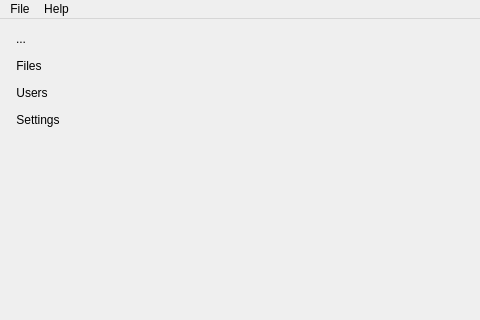
Above: parsec/core/gui/forms/main_window.ui from Scille/parsec-cloud before the change; both pictures show x 0 to 480 and y 0 to 320 of the 800 by 600 pixel window. Below: the same form after it.
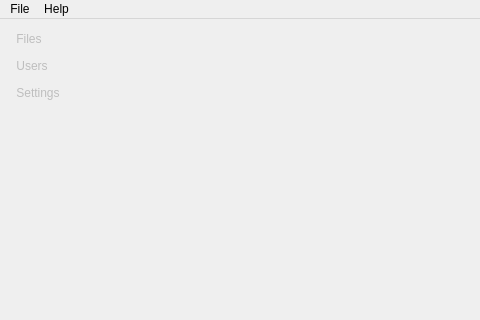
That is the form after the change. Icons and pictures are not drawn.

Patch:
```diff
--- a/parsec/core/gui/forms/main_window.ui
+++ b/parsec/core/gui/forms/main_window.ui
@@ -24,34 +24,11 @@
       <property name="sizeConstraint">
        <enum>QLayout::SetMinimumSize</enum>
       </property>
-      <item>
-       <widget class="QToolButton" name="button_home">
-        <property name="text">
-         <string>...</string>
-        </property>
-        <property name="icon">
-         <iconset resource="../rc/resources.qrc">
-          <normaloff>:/icons/images/icons/home.png</normaloff>:/icons/images/icons/home.png</iconset>
-        </property>
-        <property name="iconSize">
-         <size>
-          <width>64</width>
-          <height>64</height>
-         </size>
-        </property>
-        <property name="checkable">
-         <bool>true</bool>
-        </property>
-        <property name="checked">
-         <bool>false</bool>
-        </property>
-        <property name="autoRaise">
-         <bool>true</bool>
-        </property>
-       </widget>
-      </item>
       <item>
        <widget class="QToolButton" name="button_files">
+        <property name="enabled">
+         <bool>false</bool>
+        </property>
         <property name="toolTip">
          <string>Display and manage your files and folders.</string>
         </property>
@@ -84,6 +61,9 @@
       </item>
       <item>
        <widget class="QToolButton" name="button_users">
+        <property name="enabled">
+         <bool>false</bool>
+        </property>
         <property name="toolTip">
          <string>Display and manage your users.</string>
         </property>
@@ -110,6 +90,9 @@
       </item>
       <item>
        <widget class="QToolButton" name="button_settings">
+        <property name="enabled">
+         <bool>false</bool>
+        </property>
         <property name="toolTip">
          <string>Configure the application.</string>
         </property>
```
Left out of the diff: 18 changed lines with no effect on the pictures.
